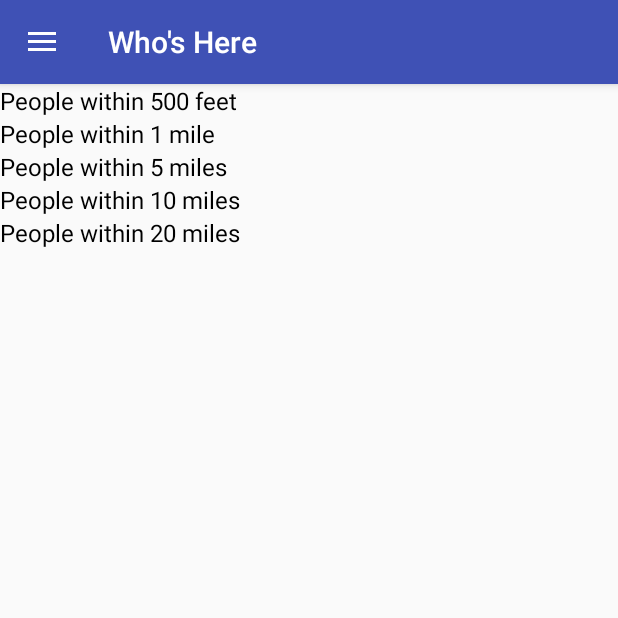
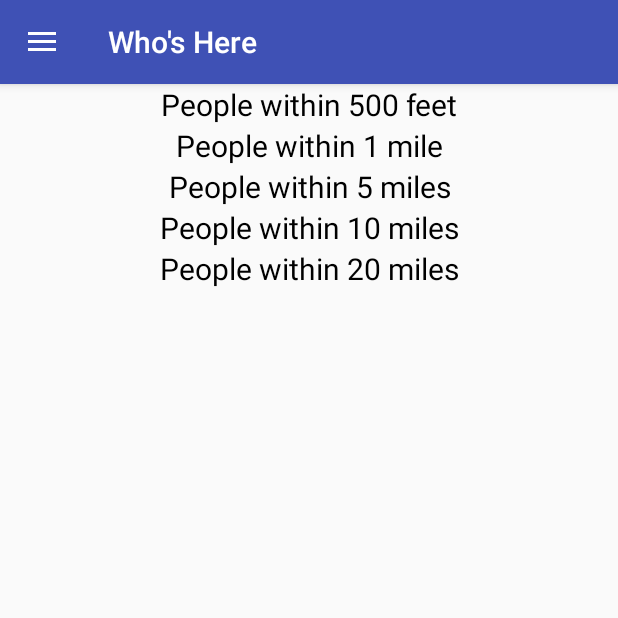
Before and after one commit to sarahsmo/cmsc436group6, an Android app: the HomePage screen opened directly, with no data from a screen before it, on a phone screen of 412 x 824 dp, the top half of it. Run offline under Robolectric (Android 15) with nearby library versions, the phone set to English and light mode, and no system bars; our stand-ins replace Firebase (no records; nobody signed in at launch, a user with empty details on screens opened directly).

Commit message:
home page layout changes

```diff
--- a/WhosThere/app/src/main/res/layout/content_home_page.xml
+++ b/WhosThere/app/src/main/res/layout/content_home_page.xml
@@ -21,7 +21,8 @@
                 android:id="@+id/textView5"
                 android:layout_width="match_parent"
                 android:layout_height="wrap_content"
-                android:textSize="16dp"
+                android:textSize="20dp"
+                android:gravity="center"
                 android:textColor="#000000"
                 android:text="People within 500 feet" />
 
@@ -33,7 +34,8 @@
                 android:id="@+id/textView4"
                 android:layout_width="match_parent"
                 android:layout_height="wrap_content"
-                android:textSize="16dp"
+                android:textSize="20dp"
+                android:gravity="center"
                 android:textColor="#000000"
                 android:text="People within 1 mile" />
 
@@ -45,7 +47,8 @@
                 android:id="@+id/textView3"
                 android:layout_width="match_parent"
                 android:layout_height="wrap_content"
-                android:textSize="16dp"
+                android:textSize="20dp"
+                android:gravity="center"
                 android:textColor="#000000"
                 android:text="People within 5 miles" />
 
@@ -57,7 +60,8 @@
                 android:id="@+id/textView6"
                 android:layout_width="match_parent"
                 android:layout_height="wrap_content"
-                android:textSize="16dp"
+                android:textSize="20dp"
+                android:gravity="center"
                 android:textColor="#000000"
                 android:text="People within 10 miles" />
 
@@ -69,7 +73,8 @@
                 android:id="@+id/textView7"
                 android:layout_width="match_parent"
                 android:layout_height="wrap_content"
-                android:textSize="16dp"
+                android:textSize="20dp"
+                android:gravity="center"
                 android:textColor="#000000"
                 android:text="People within 20 miles" />
 
```
